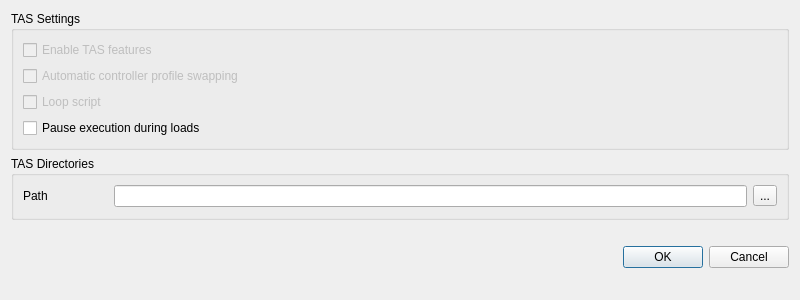
Old version of the form src/yuzu/configuration/configure_tas.ui in the repository yuzu-emu/yuzu.
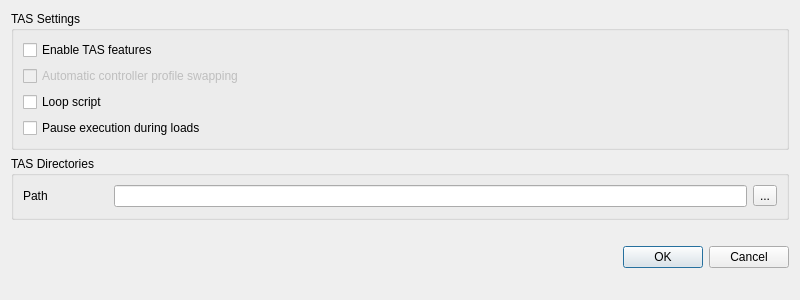
New version of the form.

What changed in the file:
```diff
--- a/src/yuzu/configuration/configure_tas.ui
+++ b/src/yuzu/configuration/configure_tas.ui
@@ -24,9 +24,6 @@
               <layout class="QGridLayout" name="gridLayout">
                 <item row="0" column="0" colspan="4">
                   <widget class="QCheckBox" name="tas_enable">
-                    <property name="enabled">
-                      <bool>false</bool>
-                    </property>
                     <property name="text">
                       <string>Enable TAS features</string>
                     </property>
@@ -44,9 +41,6 @@
                 </item>
                 <item row="2" column="0" colspan="4">
                   <widget class="QCheckBox" name="tas_loop_script">
-                    <property name="enabled">
-                      <bool>false</bool>
-                    </property>
                     <property name="text">
                       <string>Loop script</string>
                     </property>
```
